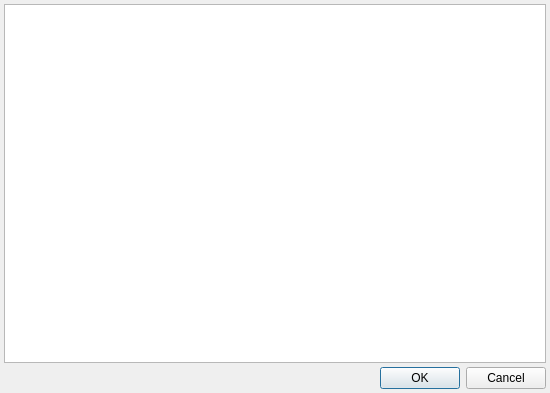
Old version of the form src/moduleselectdialog.ui in the repository syntalos/syntalos.
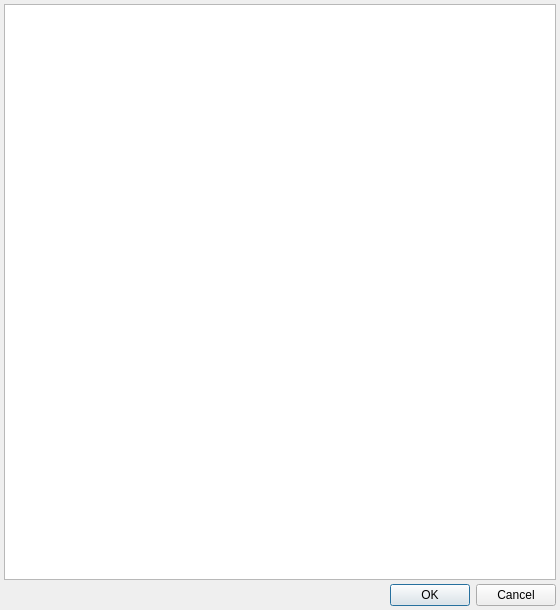
New version of the form.

Commit message: trivial: Make module selection dialog a bit bigger by default

```diff
--- a/src/moduleselectdialog.ui
+++ b/src/moduleselectdialog.ui
@@ -6,8 +6,8 @@
    <rect>
     <x>0</x>
     <y>0</y>
-    <width>550</width>
-    <height>393</height>
+    <width>560</width>
+    <height>610</height>
    </rect>
   </property>
   <property name="windowTitle">
```
